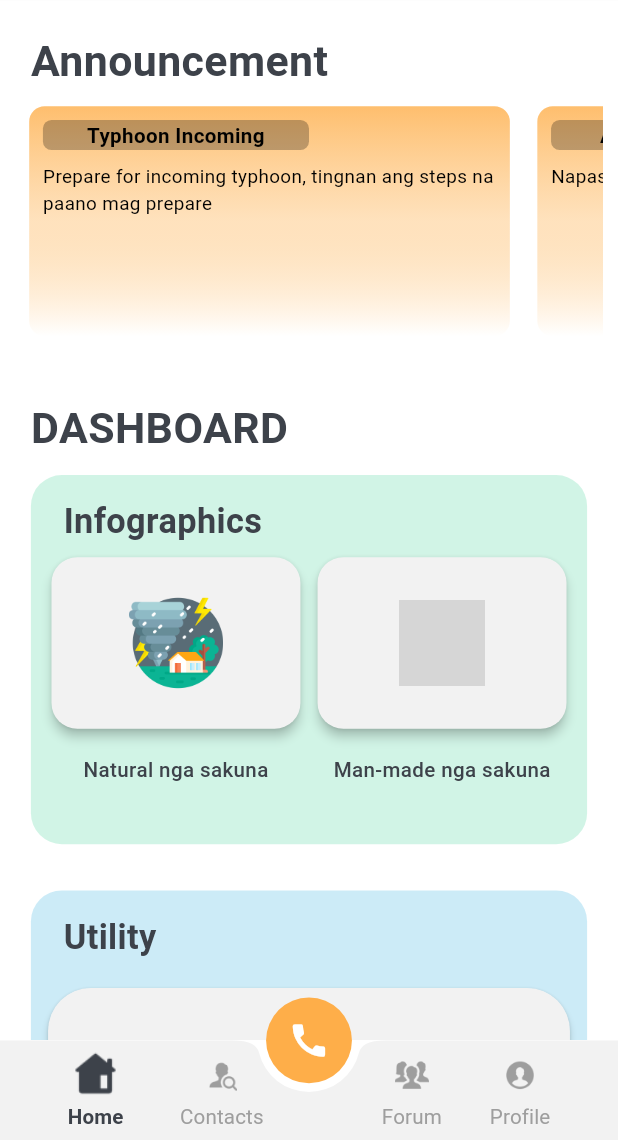
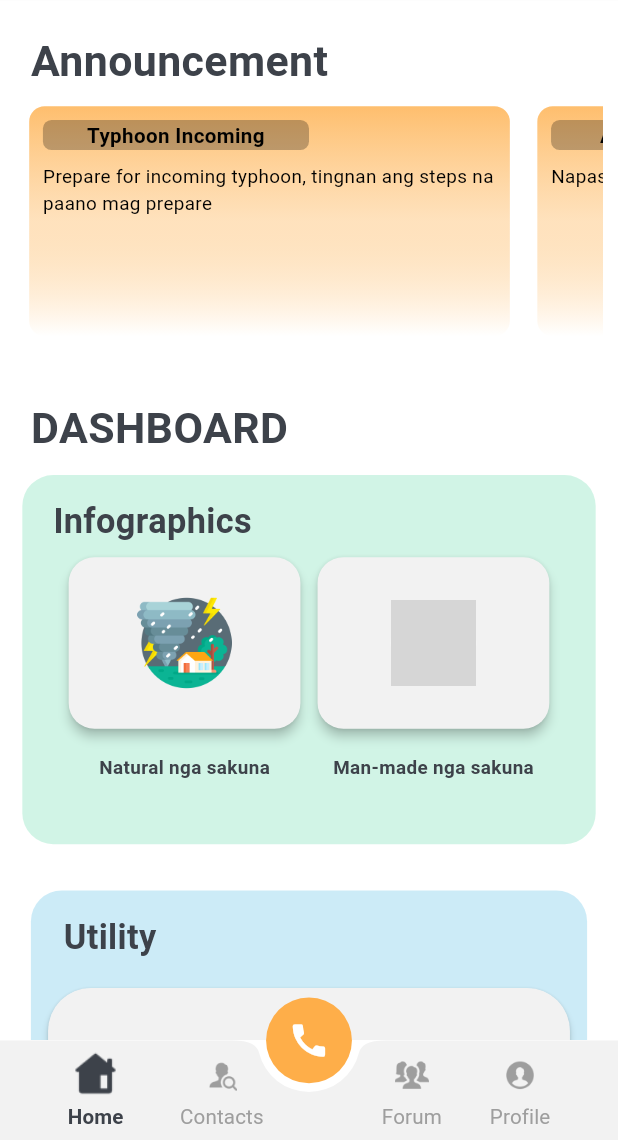
Before and after one commit to cent-ivan/CommuniHelp_App, a Flutter app: the screen it shows after launch, scrolled down 40 dp, after a tap on "Login", on a phone screen of 412 x 824 dp, the part 96-1236 px from its top. Run offline on Flutter 3.47's test engine with Material 3 defaults, Android fonts, the phone set to English and light mode, and no system bars; our stand-ins replace cloud_firestore, firebase_core, flutter_screenutil, flutter_slidable, image_picker; accounts and stored records are empty; grey boxes are pictures that could not be loaded.

Commit message:
adjust height for changing fonts

```diff
--- a/lib/Views/Bottom_App_Bar_Pages/Dashboard_Page/dashboard_components/dashboard_buttons.dart
+++ b/lib/Views/Bottom_App_Bar_Pages/Dashboard_Page/dashboard_components/dashboard_buttons.dart
@@ -13,7 +13,7 @@ class InfographicsSection extends StatelessWidget {
     return Container(
       height: 215.r,
       padding: const EdgeInsets.all(10).r,
-      margin: const EdgeInsets.fromLTRB(9, 0, 9, 12).r,
+      margin: const EdgeInsets.fromLTRB(4, 0, 4, 12).r,
       decoration: BoxDecoration(
         color:  const Color(0x80A4EACD),
         borderRadius: BorderRadius.all(Radius.circular(18.r))
@@ -22,7 +22,7 @@ class InfographicsSection extends StatelessWidget {
         children: [
           Container(
             alignment: Alignment.topLeft,
-            margin: const EdgeInsets.fromLTRB(9, 3, 9, 6).r,
+            margin: const EdgeInsets.fromLTRB(8, 3, 8, 6).r,
             child: Text(
               "Infographics",
               style: TextStyle(
@@ -46,7 +46,7 @@ class InfographicsSection extends StatelessWidget {
                       Navigator.of(context).pushNamed('/naturalinfo');
                     },
                     height: 100.r,
-                    minWidth: 145.r,
+                    minWidth: 135.r,
                     shape: RoundedRectangleBorder(
                       borderRadius: BorderRadius.all(Radius.circular(15.r))
                     ),
@@ -64,8 +64,8 @@ class InfographicsSection extends StatelessWidget {
                   Text(
                     "Natural nga sakuna",
                     style: TextStyle(
-                      fontSize: 12.r,
-                      fontWeight: FontWeight.w500,
+                      fontSize: 11.r,
+                      fontWeight: FontWeight.bold,
                       color: Theme.of(context).colorScheme.outline,
                     ),
                   ),
@@ -83,7 +83,7 @@ class InfographicsSection extends StatelessWidget {
                       Navigator.of(context).pushNamed('/manmadeinfo');
                     },
                     height: 100.r,
-                    minWidth: 145.r,
+                    minWidth: 135.r,
                     shape: RoundedRectangleBorder(
                       borderRadius: BorderRadius.all(Radius.circular(15.r))
                     ),
@@ -105,8 +105,8 @@ class InfographicsSection extends StatelessWidget {
                   Text(
                     "Man-made nga sakuna",
                     style: TextStyle(
-                      fontSize: 12.r,
-                      fontWeight: FontWeight.w500,
+                      fontSize: 11.r,
+                      fontWeight: FontWeight.bold,
                       color: Theme.of(context).colorScheme.outline,
                     ),
                   ),
--- a/lib/Views/Bottom_App_Bar_Pages/Profile_Page/profile_view.dart
+++ b/lib/Views/Bottom_App_Bar_Pages/Profile_Page/profile_view.dart
@@ -24,7 +24,7 @@ class _ProfileViewState extends State<ProfileView> {
         backgroundColor: Theme.of(context).colorScheme.surface,
         body: SingleChildScrollView(
           child: Container(
-            height: 815.r,
+            height: MediaQuery.of(context).size.height + 250,
             padding: const EdgeInsets.fromLTRB(20, 25, 20, 5).r,
             child: Column(
               crossAxisAlignment: CrossAxisAlignment.start,
@@ -299,6 +299,7 @@ class _ProfileViewState extends State<ProfileView> {
                             MaterialButton(
                               onPressed: (){
                                 Navigator.pushReplacementNamed(context, '/editprofile');
+                                print(MediaQuery.of(context).size.height);
                               },
                               height: 50.r,
                               minWidth: 340.r,
--- a/lib/Views/Infographics/Natural_Disaster/natural_disaster_view.dart
+++ b/lib/Views/Infographics/Natural_Disaster/natural_disaster_view.dart
@@ -15,7 +15,7 @@ class NaturalDisasterView extends StatelessWidget {
         child: Padding(
           padding: const EdgeInsets.fromLTRB(20, 50, 20, 10).r,
           child: SizedBox(
-            height: 800.r,
+            height: MediaQuery.of(context).size.height + 200.r,
             child: Column(
               crossAxisAlignment: CrossAxisAlignment.start,
               children: [
--- a/lib/Views/Login_Registration_Page/Login_Page/login_view.dart
+++ b/lib/Views/Login_Registration_Page/Login_Page/login_view.dart
@@ -13,6 +13,8 @@ class LoginView extends StatefulWidget {
 class _LoginViewState extends State<LoginView> {
   //form global key
   final _formKey = GlobalKey<FormState>();
+
+  double _loginHeight = 310.r;
 
   bool _isObscure =  true;
 
@@ -36,7 +38,7 @@ class _LoginViewState extends State<LoginView> {
           ),
 
           child: Padding(
-            padding: const EdgeInsets.fromLTRB(8, 30, 8, 8).r,
+            padding: const EdgeInsets.fromLTRB(3, 30, 3, 8).r,
             child: Column(
               children: [
                 //Logo and title
@@ -44,7 +46,7 @@ class _LoginViewState extends State<LoginView> {
                   alignment: Alignment.center,
                   children: [
                     SizedBox(
-                      width: 300.r,
+                      width: 350.r,
                       child: const Image(
                         image: AssetImage('assets/images/logo/communiHelpLogo.png')
                       ),
@@ -52,7 +54,7 @@ class _LoginViewState extends State<LoginView> {
 
                     //Logo and title
                     Positioned(
-                      top: 120.r,
+                      top: 130.r,
                       child: Text(
                         "CommuniHelp",
                         style: TextStyle(
@@ -72,13 +74,13 @@ class _LoginViewState extends State<LoginView> {
                     ),
 
                     Positioned(
-                      top: 160.r,
+                      top: 170.r,
                       child: Text(
                         "Disaster Preparedness Asssistance and Utility App",
                         style: TextStyle(
                           color: Colors.white,
                           fontWeight: FontWeight.w500,
-                          fontSize: 12.r,
+                          fontSize: 10.r,
                           shadows: [
                             Shadow(
                               color: Colors.white,
@@ -96,7 +98,7 @@ class _LoginViewState extends State<LoginView> {
 
                 //Login box
                 Container(
-                  height: 310.r,
+                  height: _loginHeight,
                   width: 320.r,
                   decoration: BoxDecoration(
                     color: const Color(0x99FCFCFC),
@@ -219,6 +221,9 @@ class _LoginViewState extends State<LoginView> {
                                       }
                                       else {
                                         Navigator.pushReplacementNamed(context, '/home');
+                                        setState(() {
+                                          _loginHeight = 330.r;
+                                        });
                                       }
                                     },
                                     color: const Color(0xFF3D424A),
```
Also changed, not shown: lib/Views/Bottom_App_Bar_Pages/Profile_Page/edit_profile_view.dart (+14 -10 lines), lib/Views/Login_Registration_Page/Registration_Page/registration_view.dart (+9 -7 lines).
